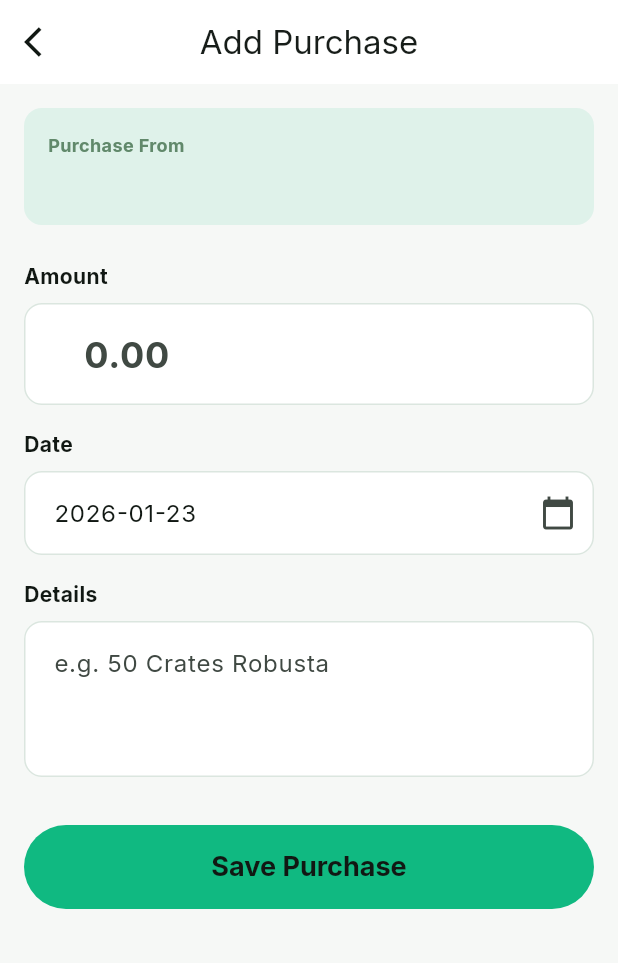
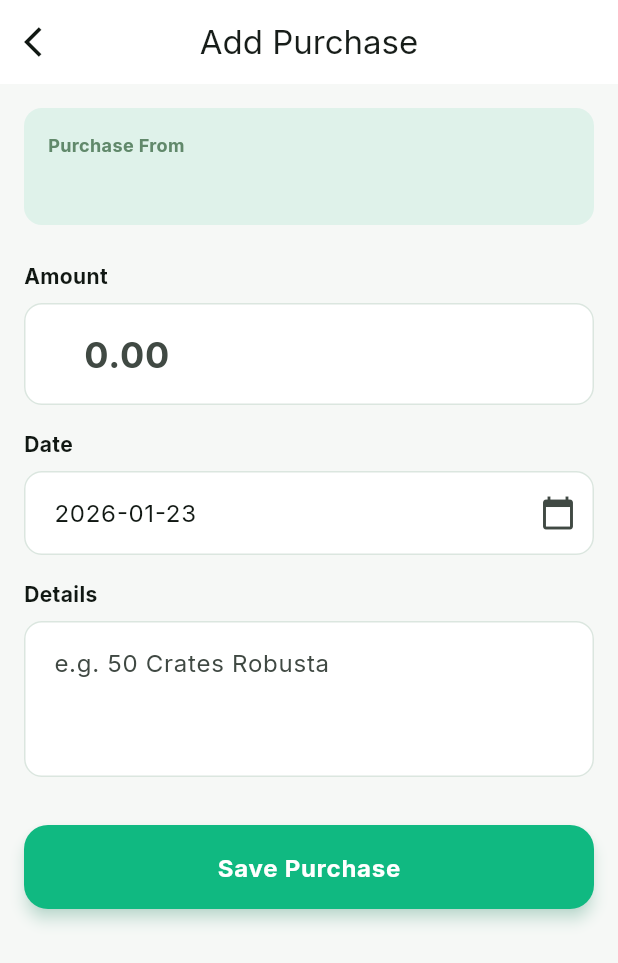
Before and after one commit to stibinottathai/shop_ledger, a Flutter app: the AddPurchasePage screen opened directly with empty values, on a phone screen of 412 x 824 dp. Shown: the top 963 px of the screen. Run offline on Flutter 3.47's test engine with Material 3 defaults, Android fonts, the phone set to English and light mode, and no system bars; our stand-ins replace dartz, equatable, flutter_riverpod, go_router, google_fonts, shared_preferences and 1 more; accounts and stored records are empty.

Commit message:
implemented design change inthe supplier screen

```diff
--- a/lib/features/suppliers/presentation/pages/add_purchase_page.dart
+++ b/lib/features/suppliers/presentation/pages/add_purchase_page.dart
@@ -1,4 +1,5 @@
 import 'package:flutter/material.dart';
+import 'package:google_fonts/google_fonts.dart';
 import 'package:go_router/go_router.dart';
 import 'package:flutter_riverpod/flutter_riverpod.dart';
 import 'package:intl/intl.dart';
@@ -220,18 +221,32 @@
                 onPressed: _isLoading ? null : _savePurchase,
                 style: ElevatedButton.styleFrom(
                   backgroundColor: AppColors.primary,
+                  foregroundColor: Colors.white,
+                  disabledBackgroundColor: AppColors.primary.withOpacity(0.7),
+                  elevation: 4,
+                  shadowColor: AppColors.primary.withOpacity(0.4),
                   shape: RoundedRectangleBorder(
-                    borderRadius: BorderRadius.circular(30),
+                    borderRadius: BorderRadius.circular(16),
                   ),
                 ),
                 child: _isLoading
-                    ? const CircularProgressIndicator(color: Colors.white)
-                    : const Text(
+                    ? const SizedBox(
+                        height: 24,
+                        width: 24,
+                        child: CircularProgressIndicator(
+                          strokeWidth: 2.5,
+                          valueColor: AlwaysStoppedAnimation<Color>(
+                            Colors.white,
+                          ),
+                        ),
+                      )
+                    : Text(
                         'Save Purchase',
-                        style: TextStyle(
-                          fontSize: 18,
+                        style: GoogleFonts.inter(
+                          fontSize: 16,
                           fontWeight: FontWeight.bold,
-                          color: AppColors.textDark,
+                          color: Colors.white,
+                          letterSpacing: 0.5,
                         ),
                       ),
               ),
```
Also changed, not shown: lib/features/suppliers/presentation/pages/payment_out_page.dart (+21 -6 lines).
